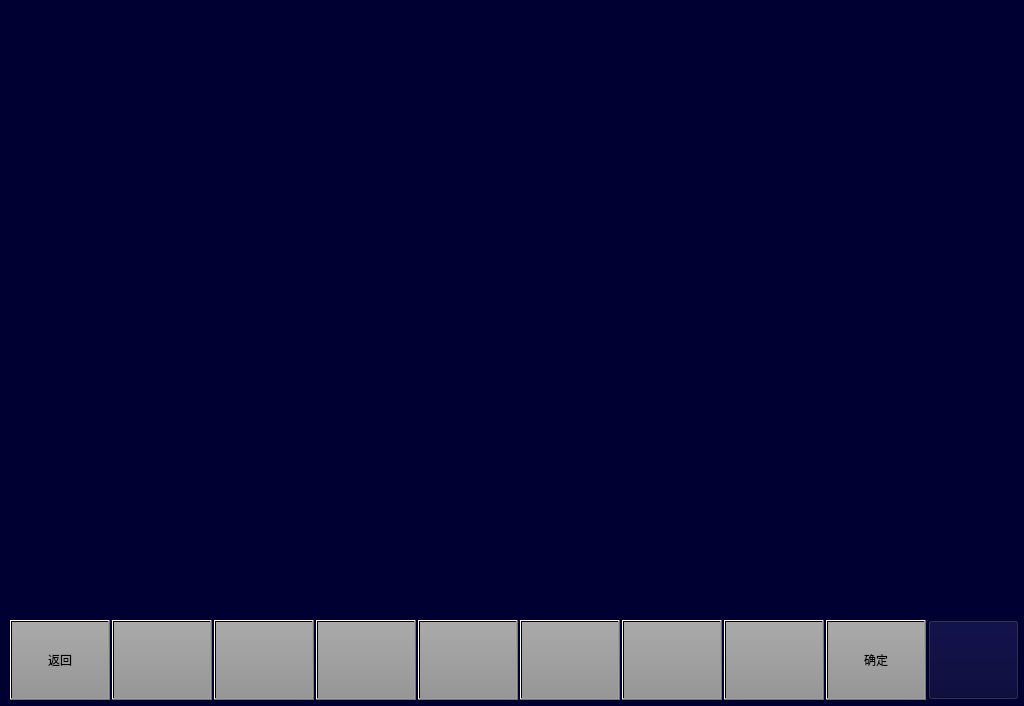
994656234/HHHTL1, file maintaincecommunicationstatepage.ui: the form before one commit.
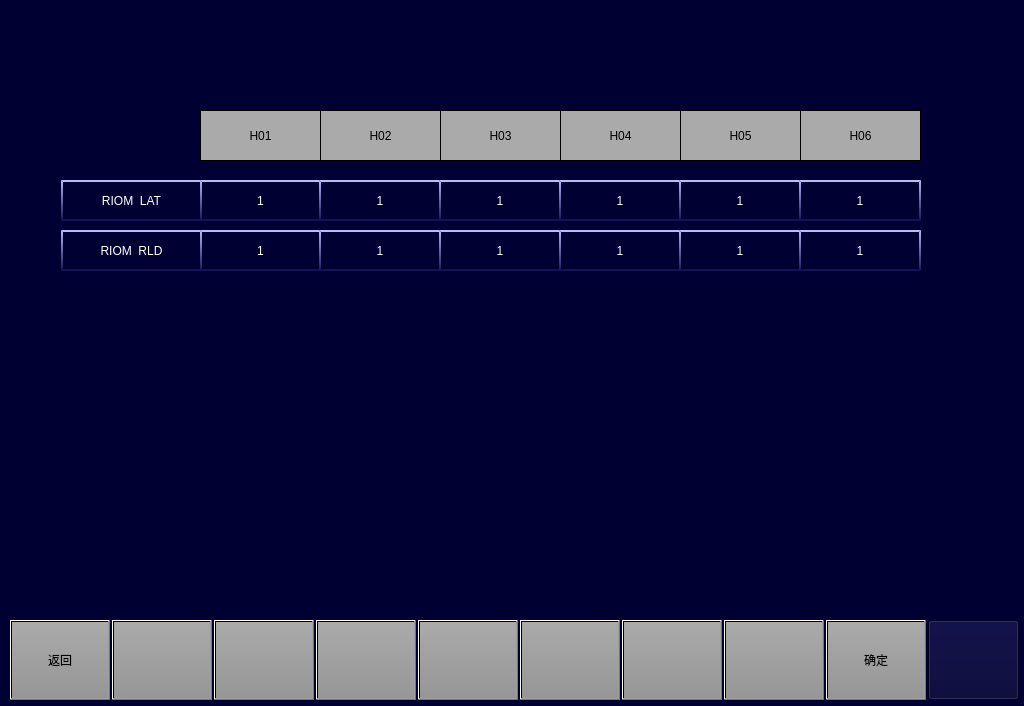
The form after the commit. Icons and pictures are not drawn.

```diff
--- a/maintaincecommunicationstatepage.ui
+++ b/maintaincecommunicationstatepage.ui
@@ -227,6 +227,482 @@
     <string/>
    </property>
   </widget>
+  <widget class="QLabel" name="LBLTC1">
+   <property name="geometry">
+    <rect>
+     <x>200</x>
+     <y>110</y>
+     <width>121</width>
+     <height>51</height>
+    </rect>
+   </property>
+   <property name="styleSheet">
+    <string notr="true">background-color:rgb(170,170,170);
+border:1px solid black;
+font:20px &quot;微软雅黑&quot;;</string>
+   </property>
+   <property name="text">
+    <string>H01</string>
+   </property>
+   <property name="alignment">
+    <set>Qt::AlignCenter</set>
+   </property>
+  </widget>
+  <widget class="QLabel" name="LBLMp1">
+   <property name="geometry">
+    <rect>
+     <x>320</x>
+     <y>110</y>
+     <width>121</width>
+     <height>51</height>
+    </rect>
+   </property>
+   <property name="styleSheet">
+    <string notr="true">background-color:rgb(170,170,170);
+border:1px solid black;
+font:20px &quot;微软雅黑&quot;;</string>
+   </property>
+   <property name="text">
+    <string>H02</string>
+   </property>
+   <property name="alignment">
+    <set>Qt::AlignCenter</set>
+   </property>
+  </widget>
+  <widget class="QLabel" name="LBLM1">
+   <property name="geometry">
+    <rect>
+     <x>440</x>
+     <y>110</y>
+     <width>121</width>
+     <height>51</height>
+    </rect>
+   </property>
+   <property name="styleSheet">
+    <string notr="true">background-color:rgb(170,170,170);
+border:1px solid black;
+font:20px &quot;微软雅黑&quot;;</string>
+   </property>
+   <property name="text">
+    <string>H03</string>
+   </property>
+   <property name="alignment">
+    <set>Qt::AlignCenter</set>
+   </property>
+  </widget>
+  <widget class="QLabel" name="LBLM2">
+   <property name="geometry">
+    <rect>
+     <x>560</x>
+     <y>110</y>
+     <width>121</width>
+     <height>51</height>
+    </rect>
+   </property>
+   <property name="styleSheet">
+    <string notr="true">background-color:rgb(170,170,170);
+border:1px solid black;
+font:20px &quot;微软雅黑&quot;;</string>
+   </property>
+   <property name="text">
+    <string>H04</string>
+   </property>
+   <property name="alignment">
+    <set>Qt::AlignCenter</set>
+   </property>
+  </widget>
+  <widget class="QLabel" name="LBLMp2">
+   <property name="geometry">
+    <rect>
+     <x>680</x>
+     <y>110</y>
+     <width>121</width>
+     <height>51</height>
+    </rect>
+   </property>
+   <property name="styleSheet">
+    <string notr="true">background-color:rgb(170,170,170);
+border:1px solid black;
+font:20px &quot;微软雅黑&quot;;</string>
+   </property>
+   <property name="text">
+    <string>H05</string>
+   </property>
+   <property name="alignment">
+    <set>Qt::AlignCenter</set>
+   </property>
+  </widget>
+  <widget class="QLabel" name="LBLTC2">
+   <property name="geometry">
+    <rect>
+     <x>800</x>
+     <y>110</y>
+     <width>121</width>
+     <height>51</height>
+    </rect>
+   </property>
+   <property name="styleSheet">
+    <string notr="true">background-color:rgb(170,170,170);
+border:1px solid black;
+font:20px &quot;微软雅黑&quot;;</string>
+   </property>
+   <property name="text">
+    <string>H06</string>
+   </property>
+   <property name="alignment">
+    <set>Qt::AlignCenter</set>
+   </property>
+  </widget>
+  <widget class="QLabel" name="label">
+   <property name="geometry">
+    <rect>
+     <x>61</x>
+     <y>180</y>
+     <width>141</width>
+     <height>41</height>
+    </rect>
+   </property>
+   <property name="styleSheet">
+    <string notr="true">border-top:2px solid rgb(187,188,247);
+border-left: 2px solid qlineargradient(x1:0, y1:0, x2:0, y2:1,stop:0 rgb(187,188,247) , stop:1 rgb(19,20,87));
+border-right: 2px solid qlineargradient(x1:0, y1:0, x2:0, y2:1,stop:0 rgb(187,188,247) , stop:1 rgb(19,20,87));
+border-bottom:2px solid  rgb(19,20,87);
+font:16px &quot;微软雅黑&quot; ;
+color: rgb(255, 255, 255);
+background-color: rgb(0, 0, 50);</string>
+   </property>
+   <property name="text">
+    <string>RIOM  LAT</string>
+   </property>
+   <property name="alignment">
+    <set>Qt::AlignCenter</set>
+   </property>
+  </widget>
+  <widget class="QLabel" name="label_2">
+   <property name="geometry">
+    <rect>
+     <x>61</x>
+     <y>230</y>
+     <width>141</width>
+     <height>41</height>
+    </rect>
+   </property>
+   <property name="styleSheet">
+    <string notr="true">border-top:2px solid rgb(187,188,247);
+border-left: 2px solid qlineargradient(x1:0, y1:0, x2:0, y2:1,stop:0 rgb(187,188,247) , stop:1 rgb(19,20,87));
+border-right: 2px solid qlineargradient(x1:0, y1:0, x2:0, y2:1,stop:0 rgb(187,188,247) , stop:1 rgb(19,20,87));
+border-bottom:2px solid  rgb(19,20,87);
+font:16px &quot;微软雅黑&quot; ;
+color: rgb(255, 255, 255);
+background-color: rgb(0, 0, 50);</string>
+   </property>
+   <property name="text">
+    <string>RIOM  RLD</string>
+   </property>
+   <property name="alignment">
+    <set>Qt::AlignCenter</set>
+   </property>
+  </widget>
+  <widget class="QLabel" name="label_3">
+   <property name="geometry">
+    <rect>
+     <x>200</x>
+     <y>180</y>
+     <width>121</width>
+     <height>41</height>
+    </rect>
+   </property>
+   <property name="styleSheet">
+    <string notr="true">border-top:2px solid rgb(187,188,247);
+border-left: 2px solid qlineargradient(x1:0, y1:0, x2:0, y2:1,stop:0 rgb(187,188,247) , stop:1 rgb(19,20,87));
+border-right: 2px solid qlineargradient(x1:0, y1:0, x2:0, y2:1,stop:0 rgb(187,188,247) , stop:1 rgb(19,20,87));
+border-bottom:2px solid  rgb(19,20,87);
+font:16px &quot;微软雅黑&quot; ;
+color: rgb(255, 255, 255);
+background-color: rgb(0, 0, 50);</string>
+   </property>
+   <property name="text">
+    <string>1</string>
+   </property>
+   <property name="alignment">
+    <set>Qt::AlignCenter</set>
+   </property>
+  </widget>
+  <widget class="QLabel" name="label_4">
+   <property name="geometry">
+    <rect>
+     <x>200</x>
+     <y>230</y>
+     <width>121</width>
+     <height>41</height>
+    </rect>
+   </property>
+   <property name="styleSheet">
+    <string notr="true">border-top:2px solid rgb(187,188,247);
+border-left: 2px solid qlineargradient(x1:0, y1:0, x2:0, y2:1,stop:0 rgb(187,188,247) , stop:1 rgb(19,20,87));
+border-right: 2px solid qlineargradient(x1:0, y1:0, x2:0, y2:1,stop:0 rgb(187,188,247) , stop:1 rgb(19,20,87));
+border-bottom:2px solid  rgb(19,20,87);
+font:16px &quot;微软雅黑&quot; ;
+color: rgb(255, 255, 255);
+background-color: rgb(0, 0, 50);</string>
+   </property>
+   <property name="text">
+    <string>1</string>
+   </property>
+   <property name="alignment">
+    <set>Qt::AlignCenter</set>
+   </property>
+  </widget>
+  <widget class="QLabel" name="label_5">
+   <property name="geometry">
+    <rect>
+     <x>319</x>
+     <y>180</y>
+     <width>122</width>
+     <height>41</height>
+    </rect>
+   </property>
+   <property name="styleSheet">
+    <string notr="true">border-top:2px solid rgb(187,188,247);
+border-left: 2px solid qlineargradient(x1:0, y1:0, x2:0, y2:1,stop:0 rgb(187,188,247) , stop:1 rgb(19,20,87));
+border-right: 2px solid qlineargradient(x1:0, y1:0, x2:0, y2:1,stop:0 rgb(187,188,247) , stop:1 rgb(19,20,87));
+border-bottom:2px solid  rgb(19,20,87);
+font:16px &quot;微软雅黑&quot; ;
+color: rgb(255, 255, 255);
+background-color: rgb(0, 0, 50);</string>
+   </property>
+   <property name="text">
+    <string>1</string>
+   </property>
+   <property name="alignment">
+    <set>Qt::AlignCenter</set>
+   </property>
+  </widget>
+  <widget class="QLabel" name="label_6">
+   <property name="geometry">
+    <rect>
+     <x>319</x>
+     <y>230</y>
+     <width>122</width>
+     <height>41</height>
+    </rect>
+   </property>
+   <property name="styleSheet">
+    <string notr="true">border-top:2px solid rgb(187,188,247);
+border-left: 2px solid qlineargradient(x1:0, y1:0, x2:0, y2:1,stop:0 rgb(187,188,247) , stop:1 rgb(19,20,87));
+border-right: 2px solid qlineargradient(x1:0, y1:0, x2:0, y2:1,stop:0 rgb(187,188,247) , stop:1 rgb(19,20,87));
+border-bottom:2px solid  rgb(19,20,87);
+font:16px &quot;微软雅黑&quot; ;
+color: rgb(255, 255, 255);
+background-color: rgb(0, 0, 50);</string>
+   </property>
+   <property name="text">
+    <string>1</string>
+   </property>
+   <property name="alignment">
+    <set>Qt::AlignCenter</set>
+   </property>
+  </widget>
+  <widget class="QLabel" name="label_7">
+   <property name="geometry">
+    <rect>
+     <x>439</x>
+     <y>180</y>
+     <width>122</width>
+     <height>41</height>
+    </rect>
+   </property>
+   <property name="styleSheet">
+    <string notr="true">border-top:2px solid rgb(187,188,247);
+border-left: 2px solid qlineargradient(x1:0, y1:0, x2:0, y2:1,stop:0 rgb(187,188,247) , stop:1 rgb(19,20,87));
+border-right: 2px solid qlineargradient(x1:0, y1:0, x2:0, y2:1,stop:0 rgb(187,188,247) , stop:1 rgb(19,20,87));
+border-bottom:2px solid  rgb(19,20,87);
+font:16px &quot;微软雅黑&quot; ;
+color: rgb(255, 255, 255);
+background-color: rgb(0, 0, 50);</string>
+   </property>
+   <property name="text">
+    <string>1</string>
+   </property>
+   <property name="alignment">
+    <set>Qt::AlignCenter</set>
+   </property>
+  </widget>
+  <widget class="QLabel" name="label_8">
+   <property name="geometry">
+    <rect>
+     <x>439</x>
+     <y>230</y>
+     <width>122</width>
+     <height>41</height>
+    </rect>
+   </property>
+   <property name="styleSheet">
+    <string notr="true">border-top:2px solid rgb(187,188,247);
+border-left: 2px solid qlineargradient(x1:0, y1:0, x2:0, y2:1,stop:0 rgb(187,188,247) , stop:1 rgb(19,20,87));
+border-right: 2px solid qlineargradient(x1:0, y1:0, x2:0, y2:1,stop:0 rgb(187,188,247) , stop:1 rgb(19,20,87));
+border-bottom:2px solid  rgb(19,20,87);
+font:16px &quot;微软雅黑&quot; ;
+color: rgb(255, 255, 255);
+background-color: rgb(0, 0, 50);</string>
+   </property>
+   <property name="text">
+    <string>1</string>
+   </property>
+   <property name="alignment">
+    <set>Qt::AlignCenter</set>
+   </property>
+  </widget>
+  <widget class="QLabel" name="label_9">
+   <property name="geometry">
+    <rect>
+     <x>559</x>
+     <y>180</y>
+     <width>122</width>
+     <height>41</height>
+    </rect>
+   </property>
+   <property name="styleSheet">
+    <string notr="true">border-top:2px solid rgb(187,188,247);
+border-left: 2px solid qlineargradient(x1:0, y1:0, x2:0, y2:1,stop:0 rgb(187,188,247) , stop:1 rgb(19,20,87));
+border-right: 2px solid qlineargradient(x1:0, y1:0, x2:0, y2:1,stop:0 rgb(187,188,247) , stop:1 rgb(19,20,87));
+border-bottom:2px solid  rgb(19,20,87);
+font:16px &quot;微软雅黑&quot; ;
+color: rgb(255, 255, 255);
+background-color: rgb(0, 0, 50);</string>
+   </property>
+   <property name="text">
+    <string>1</string>
+   </property>
+   <property name="alignment">
+    <set>Qt::AlignCenter</set>
+   </property>
+  </widget>
+  <widget class="QLabel" name="label_10">
+   <property name="geometry">
+    <rect>
+     <x>559</x>
+     <y>230</y>
+     <width>122</width>
+     <height>41</height>
+    </rect>
+   </property>
+   <property name="styleSheet">
+    <string notr="true">border-top:2px solid rgb(187,188,247);
+border-left: 2px solid qlineargradient(x1:0, y1:0, x2:0, y2:1,stop:0 rgb(187,188,247) , stop:1 rgb(19,20,87));
+border-right: 2px solid qlineargradient(x1:0, y1:0, x2:0, y2:1,stop:0 rgb(187,188,247) , stop:1 rgb(19,20,87));
+border-bottom:2px solid  rgb(19,20,87);
+font:16px &quot;微软雅黑&quot; ;
+color: rgb(255, 255, 255);
+background-color: rgb(0, 0, 50);</string>
+   </property>
+   <property name="text">
+    <string>1</string>
+   </property>
+   <property name="alignment">
+    <set>Qt::AlignCenter</set>
+   </property>
+  </widget>
+  <widget class="QLabel" name="label_11">
+   <property name="geometry">
+    <rect>
+     <x>679</x>
+     <y>180</y>
+     <width>122</width>
+     <height>41</height>
+    </rect>
+   </property>
+   <property name="styleSheet">
+    <string notr="true">border-top:2px solid rgb(187,188,247);
+border-left: 2px solid qlineargradient(x1:0, y1:0, x2:0, y2:1,stop:0 rgb(187,188,247) , stop:1 rgb(19,20,87));
+border-right: 2px solid qlineargradient(x1:0, y1:0, x2:0, y2:1,stop:0 rgb(187,188,247) , stop:1 rgb(19,20,87));
+border-bottom:2px solid  rgb(19,20,87);
+font:16px &quot;微软雅黑&quot; ;
+color: rgb(255, 255, 255);
+background-color: rgb(0, 0, 50);</string>
+   </property>
+   <property name="text">
+    <string>1</string>
+   </property>
+   <property name="alignment">
+    <set>Qt::AlignCenter</set>
+   </property>
+  </widget>
+  <widget class="QLabel" name="label_12">
+   <property name="geometry">
+    <rect>
+     <x>679</x>
+     <y>230</y>
+     <width>122</width>
+     <height>41</height>
+    </rect>
+   </property>
+   <property name="styleSheet">
+    <string notr="true">border-top:2px solid rgb(187,188,247);
+border-left: 2px solid qlineargradient(x1:0, y1:0, x2:0, y2:1,stop:0 rgb(187,188,247) , stop:1 rgb(19,20,87));
+border-right: 2px solid qlineargradient(x1:0, y1:0, x2:0, y2:1,stop:0 rgb(187,188,247) , stop:1 rgb(19,20,87));
+border-bottom:2px solid  rgb(19,20,87);
+font:16px &quot;微软雅黑&quot; ;
+color: rgb(255, 255, 255);
+background-color: rgb(0, 0, 50);</string>
+   </property>
+   <property name="text">
+    <string>1</string>
+   </property>
+   <property name="alignment">
+    <set>Qt::AlignCenter</set>
+   </property>
+  </widget>
+  <widget class="QLabel" name="label_13">
+   <property name="geometry">
+    <rect>
+     <x>799</x>
+     <y>180</y>
+     <width>122</width>
+     <height>41</height>
+    </rect>
+   </property>
+   <property name="styleSheet">
+    <string notr="true">border-top:2px solid rgb(187,188,247);
+border-left: 2px solid qlineargradient(x1:0, y1:0, x2:0, y2:1,stop:0 rgb(187,188,247) , stop:1 rgb(19,20,87));
+border-right: 2px solid qlineargradient(x1:0, y1:0, x2:0, y2:1,stop:0 rgb(187,188,247) , stop:1 rgb(19,20,87));
+border-bottom:2px solid  rgb(19,20,87);
+font:16px &quot;微软雅黑&quot; ;
+color: rgb(255, 255, 255);
+background-color: rgb(0, 0, 50);</string>
+   </property>
+   <property name="text">
+    <string>1</string>
+   </property>
+   <property name="alignment">
+    <set>Qt::AlignCenter</set>
+   </property>
+  </widget>
+  <widget class="QLabel" name="label_14">
+   <property name="geometry">
+    <rect>
+     <x>799</x>
+     <y>230</y>
+     <width>122</width>
+     <height>41</height>
+    </rect>
+   </property>
+   <property name="styleSheet">
+    <string notr="true">border-top:2px solid rgb(187,188,247);
+border-left: 2px solid qlineargradient(x1:0, y1:0, x2:0, y2:1,stop:0 rgb(187,188,247) , stop:1 rgb(19,20,87));
+border-right: 2px solid qlineargradient(x1:0, y1:0, x2:0, y2:1,stop:0 rgb(187,188,247) , stop:1 rgb(19,20,87));
+border-bottom:2px solid  rgb(19,20,87);
+font:16px &quot;微软雅黑&quot; ;
+color: rgb(255, 255, 255);
+background-color: rgb(0, 0, 50);</string>
+   </property>
+   <property name="text">
+    <string>1</string>
+   </property>
+   <property name="alignment">
+    <set>Qt::AlignCenter</set>
+   </property>
+  </widget>
  </widget>
  <resources/>
  <connections/>
```
